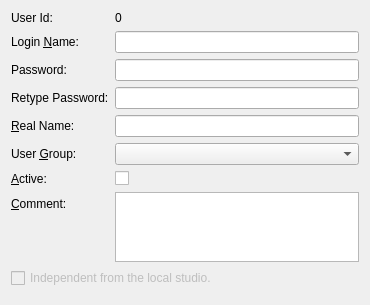
This is client/dlguseredit.ui in tbikfalvi/Belenus as Qt 5 draws it before an edit. The edited form follows.
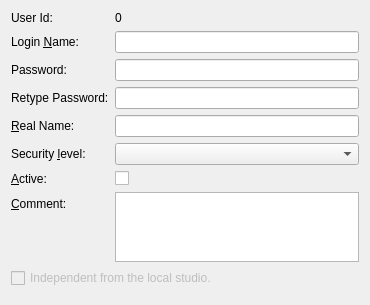
This is the edited form.

Patch:
```diff
--- a/client/dlguseredit.ui
+++ b/client/dlguseredit.ui
@@ -7,7 +7,7 @@
     <x>0</x>
     <y>0</y>
     <width>370</width>
-    <height>300</height>
+    <height>288</height>
    </rect>
   </property>
   <property name="windowTitle">
@@ -90,7 +90,7 @@
      <item row="5" column="0">
       <widget class="QLabel" name="lblGroup">
        <property name="text">
-        <string>User &amp;Group:</string>
+        <string>Security &amp;level:</string>
        </property>
        <property name="buddy">
         <cstring>cmbGroup</cstring>
```
